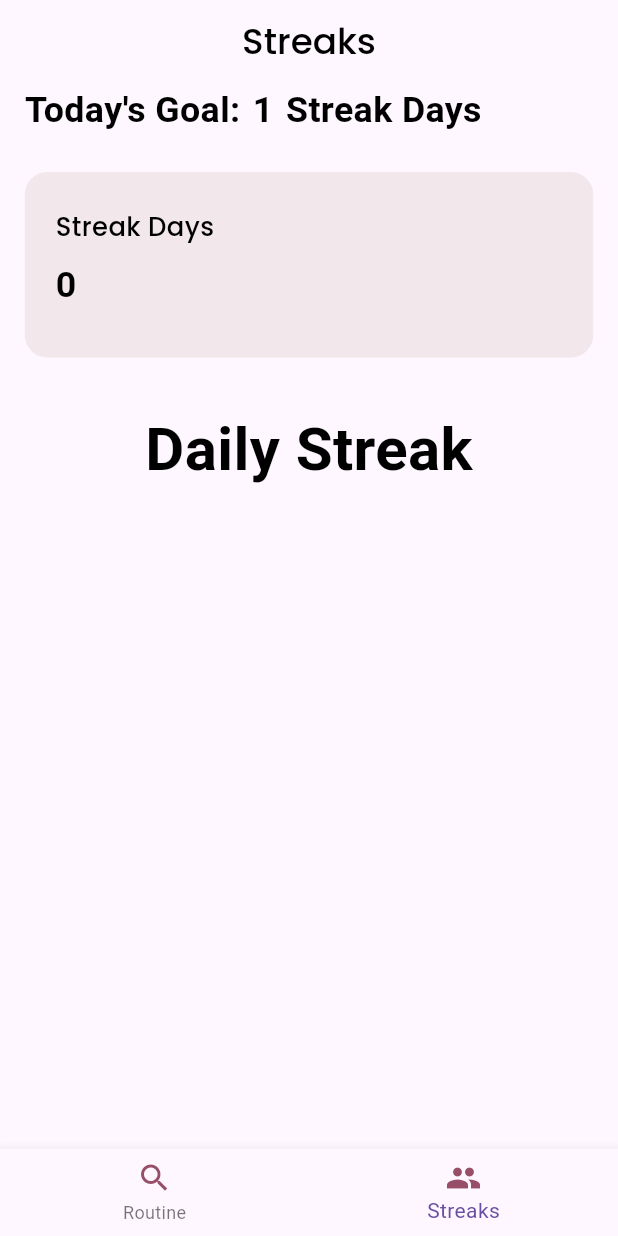
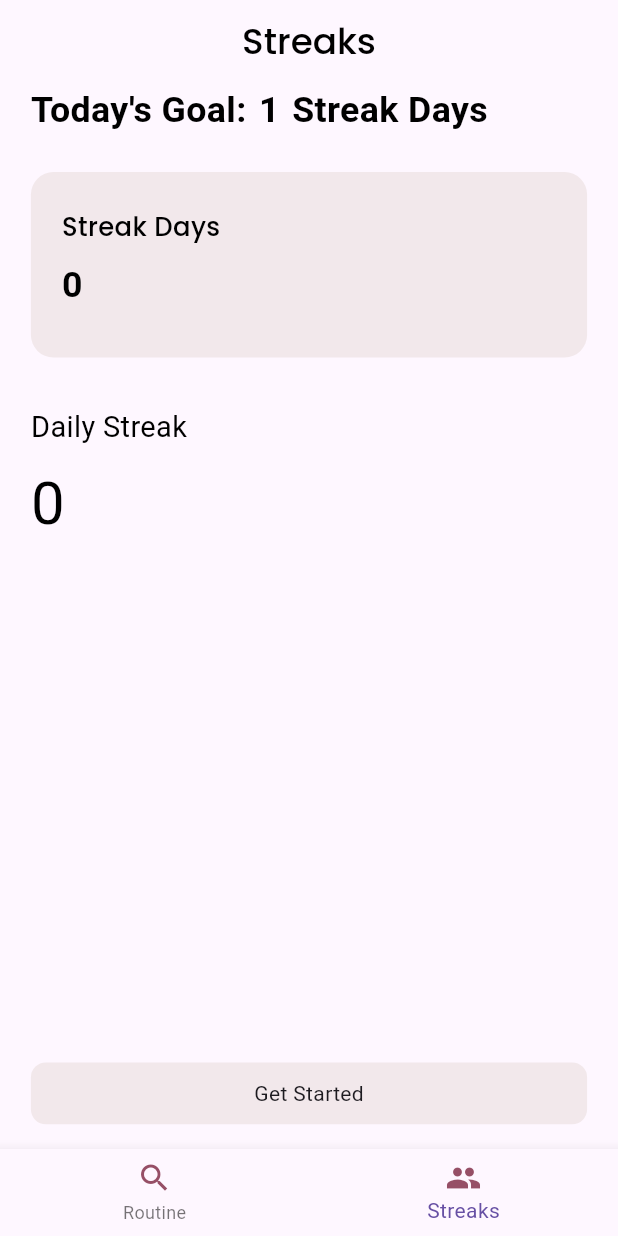
Before and after one commit to SamarS1ngh/UC_skincare, a Flutter app: the screen it shows after launch, item 2 of the bottom bar chosen, on a phone screen of 412 x 824 dp. Run offline on Flutter 3.47's test engine with Material 3 defaults, Android fonts, the phone set to English and light mode, and no system bars; our stand-ins replace dio, firebase_core, firebase_storage, flutter_riverpod, go_router, google_fonts and 3 more; accounts and stored records are empty; Roboto replaces fonts that are missing (Kanit).

Commit message:
project uploaded

```diff
--- a/lib/feature/streaks/view/streaks_screen.dart
+++ b/lib/feature/streaks/view/streaks_screen.dart
@@ -1,5 +1,6 @@
 import 'package:UCskincare/core/utils/app_colors.dart';
 import 'package:UCskincare/core/widgets/app_text.dart';
+import 'package:UCskincare/core/widgets/centred_text_button.dart';
 import 'package:UCskincare/providers.dart';
 import 'package:flutter/material.dart';
 import 'package:flutter_riverpod/flutter_riverpod.dart';
@@ -23,8 +24,9 @@ class StreaksScreen extends ConsumerWidget {
         ),
       ),
       body: Padding(
-        padding: EdgeInsets.symmetric(horizontal: 4.w),
+        padding: EdgeInsets.symmetric(horizontal: 5.w),
         child: Column(
+          crossAxisAlignment: CrossAxisAlignment.start,
           children: [
             Row(
               children: [
@@ -73,7 +75,28 @@ class StreaksScreen extends ConsumerWidget {
               ),
             ),
             SizedBox(height: 4.h),
-            AppText.bigTextBold("Daily Streak", context: context)
+            AppText.bigTextDefault(
+              "Daily Streak",
+              context: context,
+              size: 18.sp,
+            ),
+            SizedBox(height: 1.h),
+            AppText.bigTextDefault(
+              count.toString(),
+              context: context,
+            ),
+            const Spacer(),
+            Container(
+              alignment: Alignment.center,
+              width: double.infinity,
+              height: 5.h,
+              decoration: BoxDecoration(
+                borderRadius: BorderRadius.circular(10),
+                color: AppColorsTheme.light().bgColor,
+              ),
+              child: const Text(AppString.getStarted),
+            ),
+            SizedBox(height: 2.h)
           ],
         ),
       ),
--- a/pubspec.yaml
+++ b/pubspec.yaml
@@ -24,6 +24,7 @@ dependencies:
   image_picker: ^1.1.2
   firebase_storage: ^12.3.7
   intl: ^0.20.1
+  fl_chart: ^0.69.2
 
 dev_dependencies:
   flutter_test:
```
Also changed, not shown: pubspec.lock.
